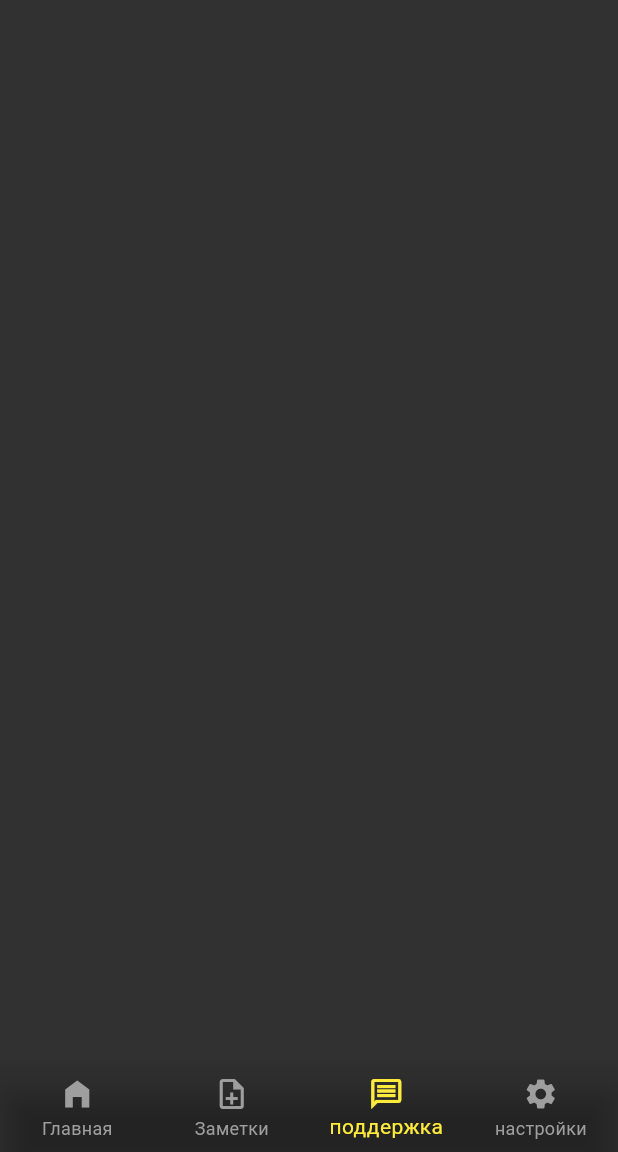
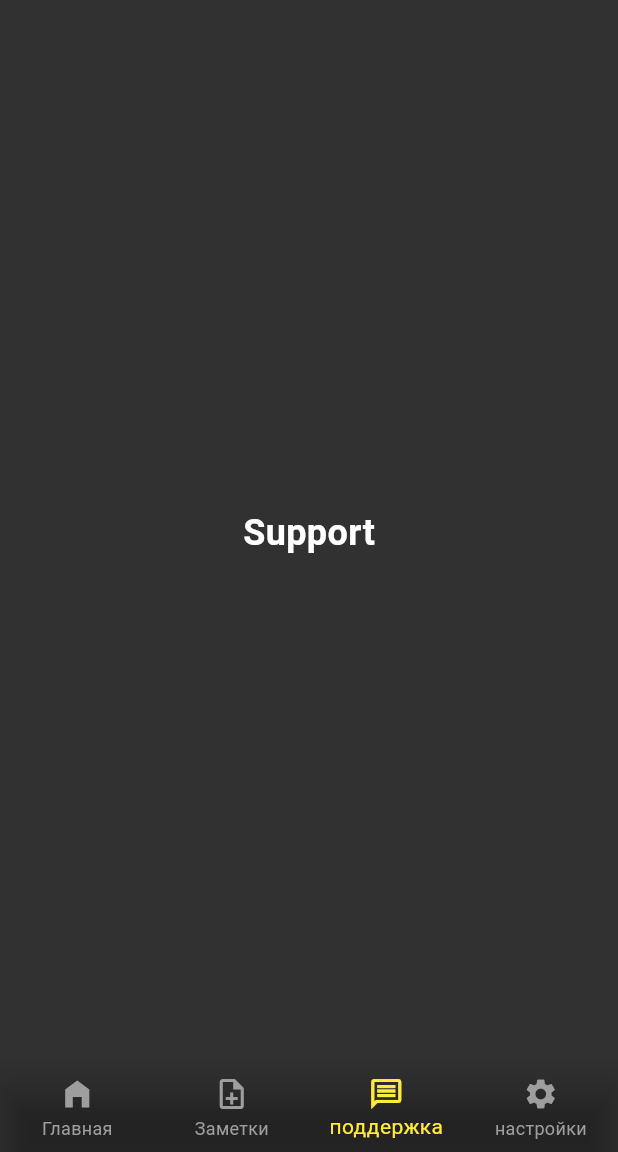
Before and after one commit to Zafarbek708k/app_taxi, a Flutter app: the screen it shows after launch, item 3 of the bottom bar chosen, on a phone screen of 412 x 824 dp, the part 84-1236 px from its top. Run offline on Flutter 3.47's test engine with Material 3 defaults, Android fonts, the phone set to English and light mode, and no system bars; our stand-ins replace package_info_plus.

Commit message:
fix any pages

```diff
--- a/lib/screens/home.dart
+++ b/lib/screens/home.dart
@@ -56,6 +56,7 @@ class _HomeState extends State<Home> {
             ),
             SizedBox(height: height * 0.01),
             customCard(
+              onPressed: (){},
                 image: "assets/images/uz_card.png",
                 cardNumber: "4455 **** **** 6336"),
             SizedBox(height: height * 0.01),
--- a/lib/screens/notes.dart
+++ b/lib/screens/notes.dart
@@ -10,6 +10,8 @@ class Notes extends StatefulWidget {
 class _NotesState extends State<Notes> {
   @override
   Widget build(BuildContext context) {
-    return const Center();
+    return const Center(
+      child: Text("Note", style: TextStyle(color: Colors.white, fontSize: 24, fontWeight: FontWeight.w700)),
+    );
   }
 }
--- a/lib/screens/settings.dart
+++ b/lib/screens/settings.dart
@@ -10,6 +10,8 @@ class Setting extends StatefulWidget {
 class _SettingState extends State<Setting> {
   @override
   Widget build(BuildContext context) {
-    return const Center();
+    return const Center(
+      child: Text("Setting", style: TextStyle(color: Colors.white, fontSize: 24, fontWeight: FontWeight.w700)),
+    );
   }
 }
--- a/lib/screens/support.dart
+++ b/lib/screens/support.dart
@@ -10,6 +10,8 @@ class Support extends StatefulWidget {
 class _SupportState extends State<Support> {
   @override
   Widget build(BuildContext context) {
-    return const Center();
+    return const Center(
+      child: Text("Support", style: TextStyle(color: Colors.white, fontSize: 24, fontWeight: FontWeight.w700),),
+    );
   }
 }
```
